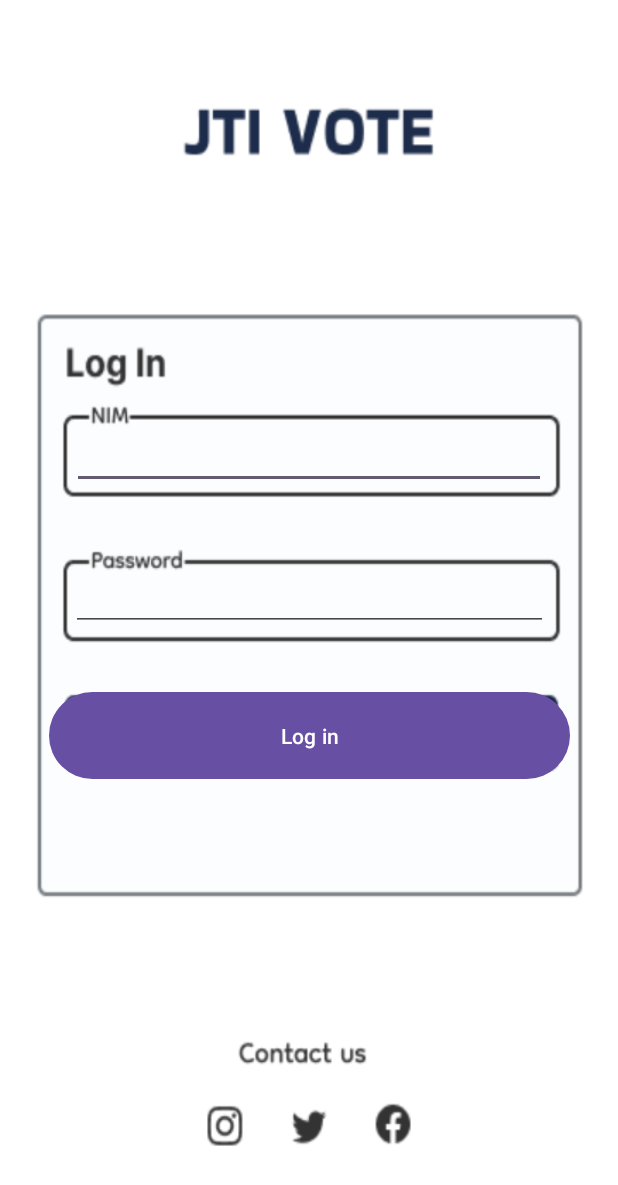
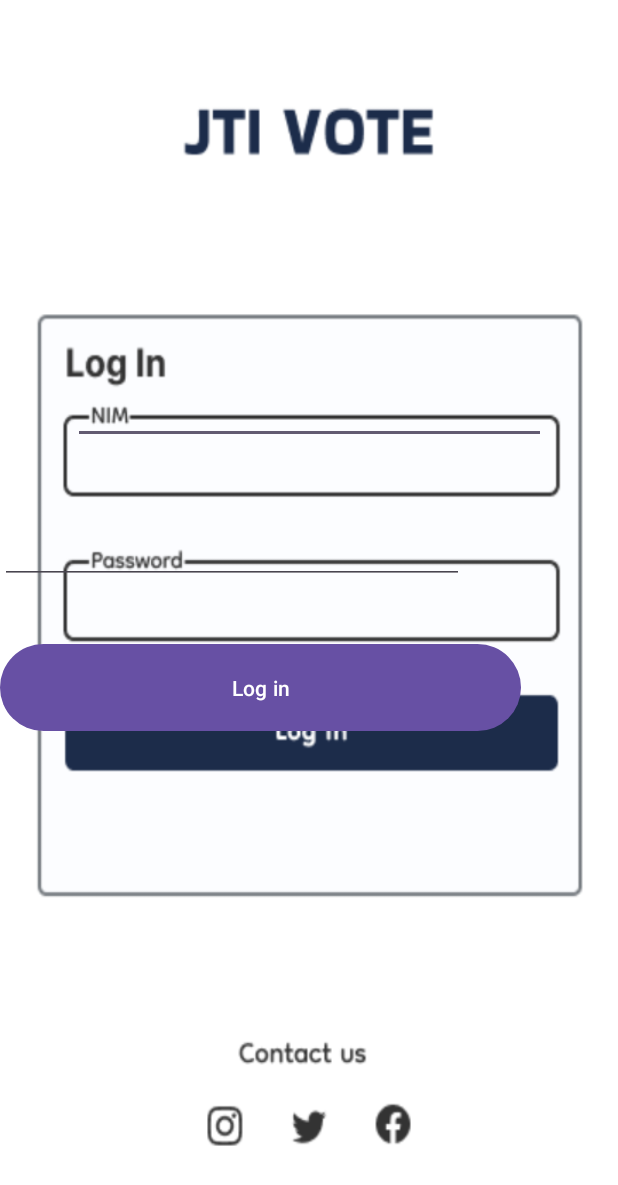
Before and after one commit to AbebAli0/JTIVoteApp, an Android app: the LoginActivity screen opened directly, with no data from a screen before it, on a phone screen of 412 x 824 dp. Shown: the top 1185 px of the screen. Run offline under Robolectric (Android 15) with nearby library versions, the phone set to English and light mode, and no system bars.

Commit message:
Fixing Login Page
- Adding logic API to database

```diff
--- a/app/src/main/AndroidManifest.xml
+++ b/app/src/main/AndroidManifest.xml
@@ -1,6 +1,7 @@
 <?xml version="1.0" encoding="utf-8"?>
 <manifest xmlns:android="http://schemas.android.com/apk/res/android"
     xmlns:tools="http://schemas.android.com/tools">
+    <uses-permission android:name="android.permission.INTERNET" />
 
     <application
         android:allowBackup="true"
@@ -11,7 +12,10 @@
         android:roundIcon="@mipmap/ic_launcher_round"
         android:supportsRtl="true"
         android:theme="@style/Theme.JTIVoteApp"
+        android:usesCleartextTraffic="true"
         tools:targetApi="31">
+
+
         <activity
             android:name=".SettingsActivity"
             android:exported="false" />
--- /dev/null
+++ b/app/src/main/java/com/example/jtivoteapp/ApiClass.java
@@ -0,0 +1,6 @@
+package com.example.jtivoteapp;
+
+public class ApiClass {
+    private static final String BASE_API_URL = "192.168.1.5/JTIVoteApp/login";
+    public static final String Login_API = BASE_API_URL + "login";
+}
--- /dev/null
+++ b/app/src/main/java/com/example/jtivoteapp/LoginApiService.java
@@ -0,0 +1,15 @@
+package com.example.jtivoteapp;
+
+import retrofit2.Call;
+import retrofit2.http.Field;
+import retrofit2.http.FormUrlEncoded;
+import retrofit2.http.POST;
+
+public interface LoginApiService {
+    @FormUrlEncoded
+    @POST("login")
+    Call<LoginResponse> login(
+        @Field("nim") String nim,
+        @Field("password") String password
+        );
+}
--- a/app/src/main/res/layout/activity_login.xml
+++ b/app/src/main/res/layout/activity_login.xml
@@ -10,32 +10,35 @@
     app:layoutDescription="@xml/activity_login_scene"
     tools:context=".MainActivity">
 
-    as
-
     <EditText
         android:id="@+id/etnim"
         android:layout_width="315dp"
         android:layout_height="32dp"
+        android:layout_marginTop="264dp"
         android:ems="10"
         android:inputType="textMultiLine"
-        tools:layout_editor_absoluteX="44dp"
-        tools:layout_editor_absoluteY="255dp" />
+        app:layout_constraintEnd_toEndOf="parent"
+        app:layout_constraintStart_toStartOf="parent"
+        app:layout_constraintTop_toTopOf="parent" />
 
     <EditText
         android:id="@+id/etpassword"
         android:layout_width="309dp"
         android:layout_height="33dp"
+        android:layout_marginTop="60dp"
         android:ems="10"
         android:hint=""
         android:inputType="textPassword"
-        tools:layout_editor_absoluteX="46dp"
-        tools:layout_editor_absoluteY="344dp" />
+        app:layout_constraintTop_toBottomOf="@+id/etnim"
+        tools:layout_editor_absoluteX="44dp" />
 
     <Button
-        android:id="@+id/button"
+        android:id="@+id/buttonLogin"
         android:layout_width="347dp"
         android:layout_height="66dp"
         android:text="Log in"
-        tools:layout_editor_absoluteX="32dp"
-        tools:layout_editor_absoluteY="406dp" />
+        app:layout_constraintBottom_toBottomOf="parent"
+        app:layout_constraintTop_toBottomOf="@+id/etpassword"
+        app:layout_constraintVertical_bias="0.097"
+        tools:layout_editor_absoluteX="32dp" />
 </androidx.constraintlayout.motion.widget.MotionLayout>
--- a/app/src/main/res/values/strings.xml
+++ b/app/src/main/res/values/strings.xml
@@ -1,4 +1,4 @@
 <resources>
     <string name="app_name">JTIVoteApp</string>
-
+    <string name="api_server">http://192.168.1.5/JTIVoteApp/login/</string>
 </resources>
--- a/app/src/main/res/xml/activity_login_scene.xml
+++ b/app/src/main/res/xml/activity_login_scene.xml
@@ -11,7 +11,7 @@
        </KeyFrameSet>
     </Transition>
 
-    <ConstraintSet android:id="@+id/start">
+    <ConstraintSet>
         <Constraint
             android:layout_height="66dp"
             android:layout_width="347dp"
```
Also changed, not shown: app/build.gradle.kts (+6 -2 lines), app/src/main/java/com/example/jtivoteapp/LoginActivity.java (+56 -43 lines), app/src/main/java/com/example/jtivoteapp/LoginInstance.java (added, +7 -0 lines), app/src/main/java/com/example/jtivoteapp/LoginResponse.java (added, +12 -0 lines).
